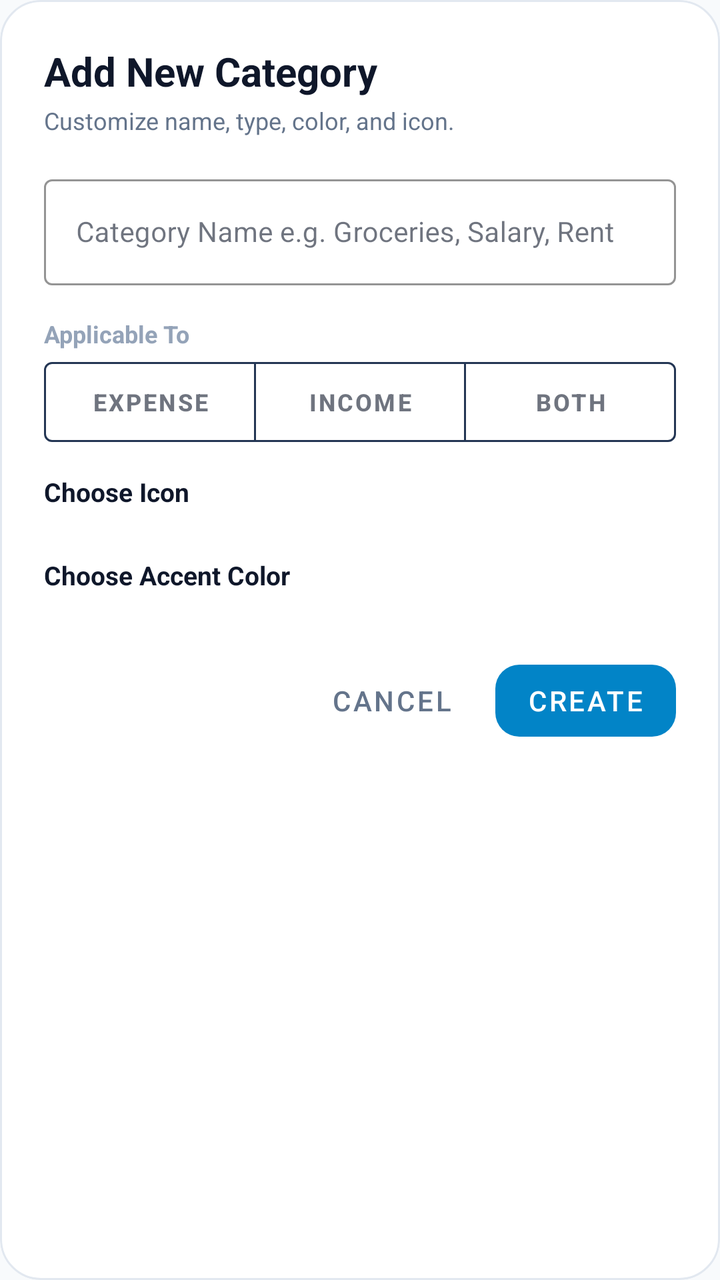
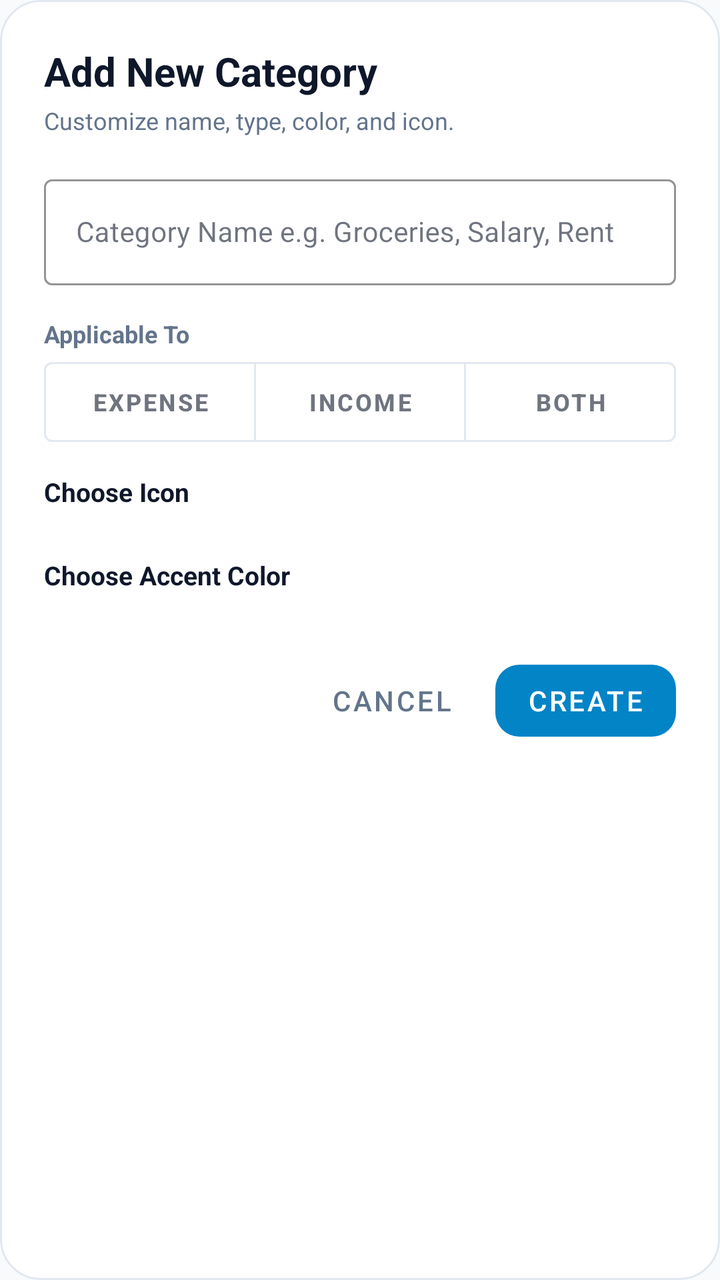

The first picture is an Android layout as it rendered before a commit; the second is the same layout after the commit. The layout source and the unified diff follow.
<!-- AndroidManifest.xml: application theme Theme.LifeSync -->
<!-- res/layout/dialog_add_category.xml -->
<?xml version="1.0" encoding="utf-8"?>
<androidx.core.widget.NestedScrollView xmlns:android="http://schemas.android.com/apk/res/android"
    xmlns:app="http://schemas.android.com/apk/res-auto"
    android:layout_width="match_parent"
    android:layout_height="wrap_content"
    android:background="@drawable/bg_dialog_glass"
    android:clipToOutline="true"
    android:fillViewport="true">

    <LinearLayout
        android:layout_width="match_parent"
        android:layout_height="wrap_content"
        android:orientation="vertical"
        android:padding="22dp"
        android:paddingBottom="26dp">

        
        <TextView
            android:id="@+id/tvCategoryDialogTitle"
            android:layout_width="wrap_content"
            android:layout_height="wrap_content"
            android:text="Add New Category"
            android:textColor="@color/text_primary"
            android:textSize="20sp"
            android:textStyle="bold" />

        <TextView
            android:id="@+id/tvCategoryDialogSubtitle"
            android:layout_width="wrap_content"
            android:layout_height="wrap_content"
            android:layout_marginTop="3dp"
            android:text="Customize name, type, color, and icon."
            android:textColor="@color/text_secondary"
            android:textSize="12sp" />

        
        <com.google.android.material.textfield.TextInputLayout
            android:id="@+id/tilCategoryName"
            style="@style/Widget.MaterialComponents.TextInputLayout.OutlinedBox"
            android:layout_width="match_parent"
            android:layout_height="wrap_content"
            android:layout_marginTop="16dp"
            android:hint="Category Name e.g. Groceries, Salary, Rent"
            app:boxStrokeColor="@color/primary"
            app:hintTextColor="@color/primary">

            <com.google.android.material.textfield.TextInputEditText
                android:id="@+id/etCategoryName"
                android:layout_width="match_parent"
                android:layout_height="wrap_content"
                android:inputType="textCapWords"
                android:textColor="@color/text_primary"
                android:textSize="14sp"
                android:singleLine="true" />
        </com.google.android.material.textfield.TextInputLayout>

        
        <TextView
            android:id="@+id/tvCategoryTypeLabel"
            android:layout_width="wrap_content"
            android:layout_height="wrap_content"
            android:layout_marginTop="16dp"
            android:layout_marginBottom="6dp"
            android:text="Applicable To"
            android:textColor="#94A3B8"
            android:textSize="12sp"
            android:textStyle="bold" />

        <com.google.android.material.button.MaterialButtonToggleGroup
            android:id="@+id/toggleCategoryType"
            android:layout_width="match_parent"
            android:layout_height="wrap_content"
            app:singleSelection="true"
            app:selectionRequired="true">

            <com.google.android.material.button.MaterialButton
                android:id="@+id/btnTypeExpense"
                style="@style/Widget.MaterialComponents.Button.OutlinedButton"
                android:layout_width="0dp"
                android:layout_height="40dp"
                android:layout_weight="1"
                android:insetTop="0dp"
                android:insetBottom="0dp"
                android:text="Expense"
                android:textSize="12sp"
                android:textStyle="bold"
                app:strokeColor="#243654" />

            <com.google.android.material.button.MaterialButton
                android:id="@+id/btnTypeIncome"
                style="@style/Widget.MaterialComponents.Button.OutlinedButton"
                android:layout_width="0dp"
                android:layout_height="40dp"
                android:layout_weight="1"
                android:insetTop="0dp"
                android:insetBottom="0dp"
                android:text="Income"
                android:textSize="12sp"
                android:textStyle="bold"
                app:strokeColor="#243654" />

            <com.google.android.material.button.MaterialButton
                android:id="@+id/btnTypeBoth"
                style="@style/Widget.MaterialComponents.Button.OutlinedButton"
                android:layout_width="0dp"
                android:layout_height="40dp"
                android:layout_weight="1"
                android:insetTop="0dp"
                android:insetBottom="0dp"
                android:text="Both"
                android:textSize="12sp"
                android:textStyle="bold"
                app:strokeColor="#243654" />
        </com.google.android.material.button.MaterialButtonToggleGroup>

        
        <TextView
            android:id="@+id/tvCategoryIconLabel"
            android:layout_width="wrap_content"
            android:layout_height="wrap_content"
            android:layout_marginTop="16dp"
            android:text="Choose Icon"
            android:textColor="@color/text_primary"
            android:textSize="13sp"
            android:textStyle="bold" />

        <HorizontalScrollView
            android:layout_width="match_parent"
            android:layout_height="wrap_content"
            android:layout_marginTop="8dp"
            android:scrollbars="none">

            <LinearLayout
                android:id="@+id/layoutCategoryIcons"
                android:layout_width="wrap_content"
                android:layout_height="wrap_content"
                android:gravity="center_vertical"
                android:orientation="horizontal" />
        </HorizontalScrollView>

        
        <TextView
            android:id="@+id/tvCategoryColorLabel"
            android:layout_width="wrap_content"
            android:layout_height="wrap_content"
            android:layout_marginTop="16dp"
            android:text="Choose Accent Color"
            android:textColor="@color/text_primary"
            android:textSize="13sp"
            android:textStyle="bold" />

        <HorizontalScrollView
            android:layout_width="match_parent"
            android:layout_height="wrap_content"
            android:layout_marginTop="8dp"
            android:scrollbars="none">

            <LinearLayout
                android:id="@+id/layoutCategoryColors"
                android:layout_width="wrap_content"
                android:layout_height="wrap_content"
                android:gravity="center_vertical"
                android:orientation="horizontal" />
        </HorizontalScrollView>

        
        <LinearLayout
            android:layout_width="match_parent"
            android:layout_height="wrap_content"
            android:layout_marginTop="22dp"
            android:gravity="end"
            android:orientation="horizontal">

            <com.google.android.material.button.MaterialButton
                android:id="@+id/btnCancelCategory"
                style="@style/Widget.MaterialComponents.Button.TextButton"
                android:layout_width="wrap_content"
                android:layout_height="wrap_content"
                android:text="Cancel"
                android:textColor="@color/text_secondary" />

            <com.google.android.material.button.MaterialButton
                android:id="@+id/btnSaveCategory"
                style="@style/Widget.MaterialComponents.Button.UnelevatedButton"
                android:layout_width="wrap_content"
                android:layout_height="wrap_content"
                android:layout_marginStart="8dp"
                android:text="Create"
                android:textColor="@color/white"
                app:backgroundTint="@color/primary"
                app:cornerRadius="12dp" />
        </LinearLayout>
    </LinearLayout>
</androidx.core.widget.NestedScrollView>
<!-- resources referenced by this layout -->
<resources>
  <color name="primary">#0284C7</color>
  <color name="text_primary">#0F172A</color>
  <color name="text_secondary">#64748B</color>
  <color name="white">#FFFFFF</color>
  <!-- drawable bg_dialog_glass (drawable) -->
  <?xml version="1.0" encoding="utf-8"?>
  <shape xmlns:android="http://schemas.android.com/apk/res/android"
      android:shape="rectangle">
      <corners android:radius="20dp" />
      <solid android:color="@color/surface" />
      <stroke
          android:width="1dp"
          android:color="@color/card_stroke" />
  </shape>
  <style name="Theme.LifeSync" parent="Theme.MaterialComponents.DayNight.NoActionBar">
          <item name="colorPrimary">@color/primary</item>
          <item name="colorPrimaryVariant">@color/primary_variant</item>
          <item name="colorOnPrimary">@color/on_primary</item>
          <item name="colorSecondary">@color/secondary</item>
          <item name="colorSecondaryVariant">@color/secondary_variant</item>
          <item name="colorOnSecondary">@color/on_secondary</item>
          <item name="colorSurface">@color/surface</item>
          <item name="colorOnSurface">@color/text_primary</item>
          <item name="colorOnBackground">@color/text_primary</item>
          <item name="colorOnSurfaceVariant">@color/text_secondary</item>
          <item name="android:colorBackground">@color/background</item>
          <item name="android:windowBackground">@color/background</item>
          <item name="android:textColorPrimary">@color/text_primary</item>
          <item name="android:textColorSecondary">@color/text_secondary</item>
          <item name="android:statusBarColor">@color/background</item>
          <item name="android:windowLightStatusBar">true</item>
          <item name="android:navigationBarColor">@color/background</item>
          <item name="materialCardViewStyle">@style/CardElevationRounded</item>
          <item name="android:textViewStyle">@style/DuoRhythmTextView</item>
          <item name="android:editTextStyle">@style/DuoRhythmEditText</item>
          <item name="editTextStyle">@style/DuoRhythmEditText</item>
      </style>
  <color name="surface">#FFFFFF</color>
  <color name="card_stroke">#E2E8F0</color>
  <color name="primary_variant">#0369A1</color>
  <color name="on_primary">#FFFFFF</color>
  <color name="secondary">#7C3AED</color>
  <color name="secondary_variant">#6D28D9</color>
  <color name="on_secondary">#FFFFFF</color>
  <color name="background">#F8FAFC</color>
  <style name="CardElevationRounded" parent="Widget.MaterialComponents.CardView">
          <item name="cardCornerRadius">22dp</item>
          <item name="cardElevation">2dp</item>
          <item name="strokeWidth">1dp</item>
          <item name="strokeColor">@color/card_stroke</item>
          <item name="cardBackgroundColor">@color/surface_card</item>
      </style>
  <style name="DuoRhythmTextView" parent="android:Widget.TextView">
          <item name="android:lineSpacingExtra">2dp</item>
          <item name="android:fontFamily">sans-serif</item>
          <item name="android:includeFontPadding">true</item>
      </style>
  <style name="DuoRhythmEditText" parent="android:Widget.EditText">
          <item name="android:lineSpacingExtra">2dp</item>
          <item name="android:fontFamily">sans-serif</item>
          <item name="android:includeFontPadding">true</item>
          <item name="android:textColor">@color/text_primary</item>
          <item name="android:textColorHint">@color/text_secondary</item>
      </style>
  <color name="surface_card">#FFFFFF</color>
</resources>

<!-- the commit's change to res/layout/dialog_add_category.xml (unified diff, before → after) -->
@@ -62,7 +62,7 @@
             android:layout_marginTop="16dp"
             android:layout_marginBottom="6dp"
             android:text="Applicable To"
-            android:textColor="#94A3B8"
+            android:textColor="@color/text_secondary"
             android:textSize="12sp"
             android:textStyle="bold" />
 
@@ -84,7 +84,7 @@
                 android:text="Expense"
                 android:textSize="12sp"
                 android:textStyle="bold"
-                app:strokeColor="#243654" />
+                app:strokeColor="@color/card_stroke" />
 
             <com.google.android.material.button.MaterialButton
                 android:id="@+id/btnTypeIncome"
@@ -97,7 +97,7 @@
                 android:text="Income"
                 android:textSize="12sp"
                 android:textStyle="bold"
-                app:strokeColor="#243654" />
+                app:strokeColor="@color/card_stroke" />
 
             <com.google.android.material.button.MaterialButton
                 android:id="@+id/btnTypeBoth"
@@ -110,7 +110,7 @@
                 android:text="Both"
                 android:textSize="12sp"
                 android:textStyle="bold"
-                app:strokeColor="#243654" />
+                app:strokeColor="@color/card_stroke" />
         </com.google.android.material.button.MaterialButtonToggleGroup>
 
         
